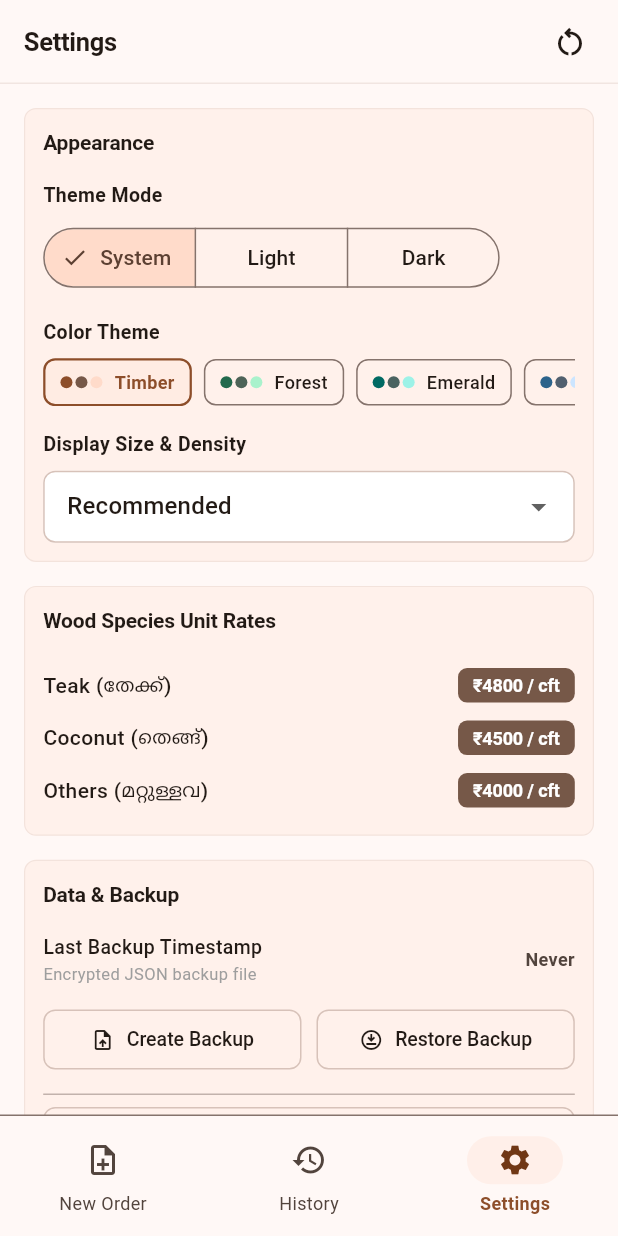
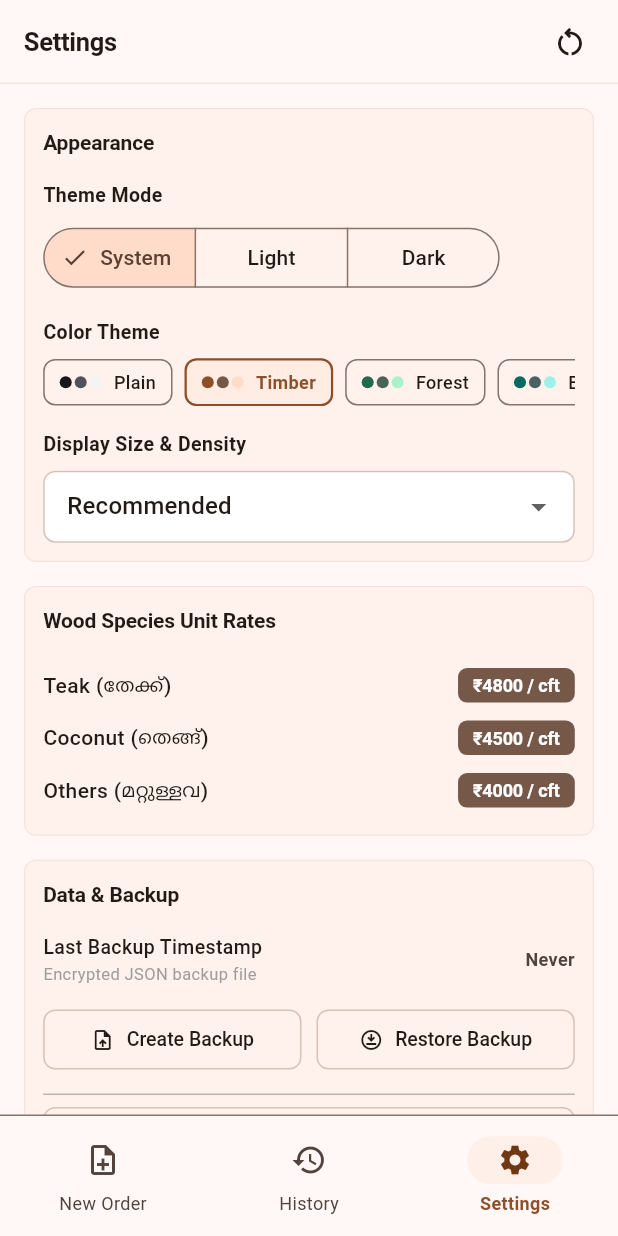
Before and after one commit to AzimAbdulla10/wooden-mill-app, a Flutter app: the screen it shows after launch, item 3 of the bottom bar chosen, on a phone screen of 412 x 824 dp. Run offline on Flutter 3.47's test engine with Material 3 defaults, Android fonts, the phone set to English and light mode, and no system bars; our stand-ins replace go_router, pdf, printing, shared_preferences, sqflite; accounts and stored records are empty.

Commit message:
feat(theme): add Plain theme option to reproduce v1.04 minimal monochrome aesthetic

```diff
--- a/lib/core/theme/app_color_theme.dart
+++ b/lib/core/theme/app_color_theme.dart
@@ -1,6 +1,12 @@
 import 'package:flutter/material.dart';
 
 enum AppColorTheme {
+  plain(
+    displayName: 'Plain',
+    description: 'Minimal neutral & monochrome aesthetic',
+    seedColor: Color(0xFF18181B),
+    secondaryColor: Color(0xFF52525B),
+  ),
   timber(
     displayName: 'Timber',
     description: 'Warm wood, timber & workshop aesthetic',
@@ -52,6 +58,30 @@ enum AppColorTheme {
 
   /// Generates Material 3 Light ColorScheme
   ColorScheme get lightScheme {
+    if (this == AppColorTheme.plain) {
+      return const ColorScheme.light(
+        primary: Color(0xFF18181B),
+        onPrimary: Color(0xFFFFFFFF),
+        primaryContainer: Color(0xFFF4F4F5),
+        onPrimaryContainer: Color(0xFF18181B),
+        secondary: Color(0xFF52525B),
+        onSecondary: Color(0xFFFFFFFF),
+        secondaryContainer: Color(0xFFE4E4E7),
+        onSecondaryContainer: Color(0xFF18181B),
+        surface: Color(0xFFFAFAFA),
+        onSurface: Color(0xFF18181B),
+        onSurfaceVariant: Color(0xFF71717A),
+        surfaceContainerLowest: Color(0xFFFFFFFF),
+        surfaceContainerLow: Color(0xFFF4F4F5),
+        surfaceContainer: Color(0xFFE4E4E7),
+        surfaceContainerHigh: Color(0xFFD4D4D8),
+        surfaceContainerHighest: Color(0xFFA1A1AA),
+        outline: Color(0xFFD4D4D8),
+        outlineVariant: Color(0xFFE4E4E7),
+        error: Color(0xFFEF4444),
+        onError: Color(0xFFFFFFFF),
+      );
+    }
     return ColorScheme.fromSeed(
       seedColor: seedColor,
       brightness: Brightness.light,
@@ -60,6 +90,30 @@ enum AppColorTheme {
 
   /// Generates Material 3 Dark ColorScheme
   ColorScheme get darkScheme {
+    if (this == AppColorTheme.plain) {
+      return const ColorScheme.dark(
+        primary: Color(0xFFFAFAFA),
+        onPrimary: Color(0xFF18181B),
+        primaryContainer: Color(0xFF27272A),
+        onPrimaryContainer: Color(0xFFFAFAFA),
+        secondary: Color(0xFFA1A1AA),
+        onSecondary: Color(0xFF18181B),
+        secondaryContainer: Color(0xFF3F3F46),
+        onSecondaryContainer: Color(0xFFFAFAFA),
+        surface: Color(0xFF09090B),
+        onSurface: Color(0xFFFAFAFA),
+        onSurfaceVariant: Color(0xFFA1A1AA),
+        surfaceContainerLowest: Color(0xFF000000),
+        surfaceContainerLow: Color(0xFF18181B),
+        surfaceContainer: Color(0xFF27272A),
+        surfaceContainerHigh: Color(0xFF3F3F46),
+        surfaceContainerHighest: Color(0xFF52525B),
+        outline: Color(0xFF3F3F46),
+        outlineVariant: Color(0xFF27272A),
+        error: Color(0xFFF87171),
+        onError: Color(0xFF09090B),
+      );
+    }
     return ColorScheme.fromSeed(
       seedColor: seedColor,
       brightness: Brightness.dark,
```
